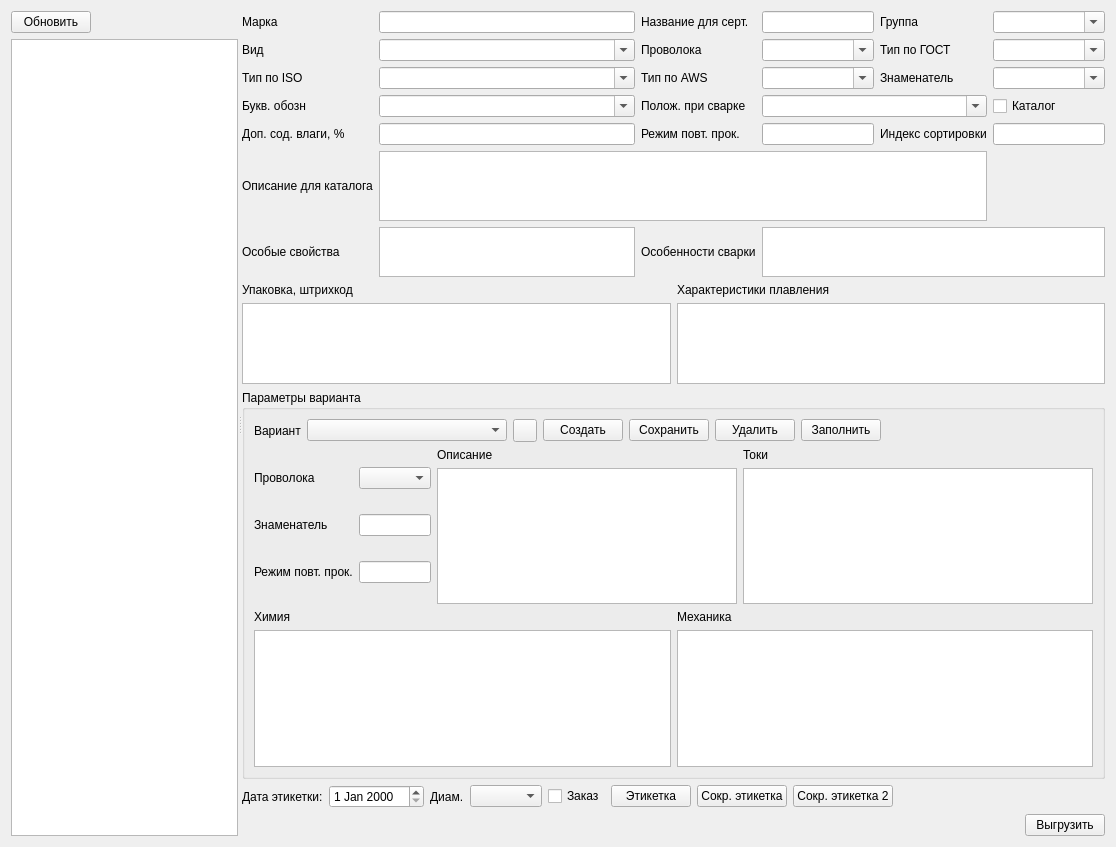
First picture: the form in formmark.ui, repository Sergeyego/el_sert, before the edit.
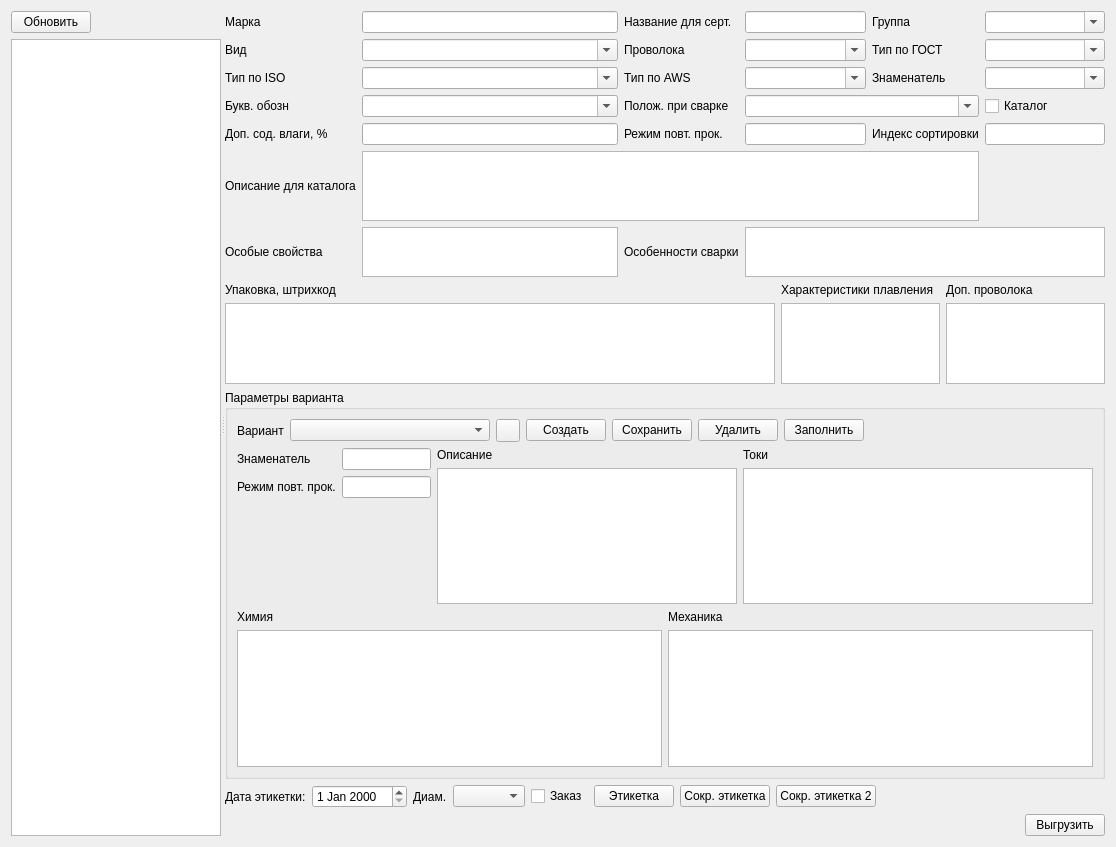
Second picture: the form after the edit. Icons and pictures are not drawn. Custom widgets are drawn as their Qt base class.

The edit to the form file:
```diff
--- a/formmark.ui
+++ b/formmark.ui
@@ -332,7 +332,14 @@
             </widget>
            </item>
            <item>
-            <widget class="DbViewer" name="tableViewPack"/>
+            <widget class="DbViewer" name="tableViewPack">
+             <property name="minimumSize">
+              <size>
+               <width>550</width>
+               <height>0</height>
+              </size>
+             </property>
+            </widget>
            </item>
           </layout>
          </item>
@@ -350,6 +357,20 @@
            </item>
           </layout>
          </item>
+         <item>
+          <layout class="QVBoxLayout" name="verticalLayout_11">
+           <item>
+            <widget class="QLabel" name="label_30">
+             <property name="text">
+              <string>Доп. проволока</string>
+             </property>
+            </widget>
+           </item>
+           <item>
+            <widget class="DbViewer" name="tableViewProvol"/>
+           </item>
+          </layout>
+         </item>
         </layout>
        </item>
        <item>
@@ -444,49 +465,64 @@
            <layout class="QHBoxLayout" name="horizontalLayout">
             <item>
              <layout class="QGridLayout" name="gridLayout_2">
-              <item row="0" column="0">
-               <widget class="QLabel" name="label_20">
-                <property name="text">
-                 <string>Проволока</string>
-                </property>
-               </widget>
-              </item>
               <item row="0" column="1">
-               <widget class="DbComboBox" name="comboBoxProvVar"/>
+               <widget class="QLineEdit" name="lineEditVarZnam">
+                <property name="maximumSize">
+                 <size>
+                  <width>150</width>
+                  <height>16777215</height>
+                 </size>
+                </property>
+               </widget>
               </item>
-              <item row="1" column="0">
+              <item row="1" column="1">
+               <widget class="QLineEdit" name="lineEditProcVar">
+                <property name="maximumSize">
+                 <size>
+                  <width>150</width>
+                  <height>16777215</height>
+                 </size>
+                </property>
+               </widget>
+              </item>
+              <item row="0" column="0">
                <widget class="QLabel" name="label_26">
+                <property name="maximumSize">
+                 <size>
+                  <width>130</width>
+                  <height>16777215</height>
+                 </size>
+                </property>
                 <property name="text">
                  <string>Знаменатель</string>
                 </property>
                </widget>
               </item>
-              <item row="1" column="1">
-               <widget class="QLineEdit" name="lineEditVarZnam">
-                <property name="maximumSize">
-                 <size>
-                  <width>150</width>
-                  <height>16777215</height>
-                 </size>
-                </property>
-               </widget>
-              </item>
-              <item row="2" column="0">
+              <item row="1" column="0">
                <widget class="QLabel" name="label_16">
+                <property name="maximumSize">
+                 <size>
+                  <width>130</width>
+                  <height>16777215</height>
+                 </size>
+                </property>
                 <property name="text">
                  <string>Режим повт. прок.</string>
                 </property>
                </widget>
               </item>
-              <item row="2" column="1">
-               <widget class="QLineEdit" name="lineEditProcVar">
-                <property name="maximumSize">
+              <item row="2" column="0">
+               <spacer name="verticalSpacer">
+                <property name="orientation">
+                 <enum>Qt::Vertical</enum>
+                </property>
+                <property name="sizeHint" stdset="0">
                  <size>
-                  <width>150</width>
-                  <height>16777215</height>
+                  <width>20</width>
+                  <height>40</height>
                  </size>
                 </property>
-               </widget>
+               </spacer>
               </item>
              </layout>
             </item>
```
